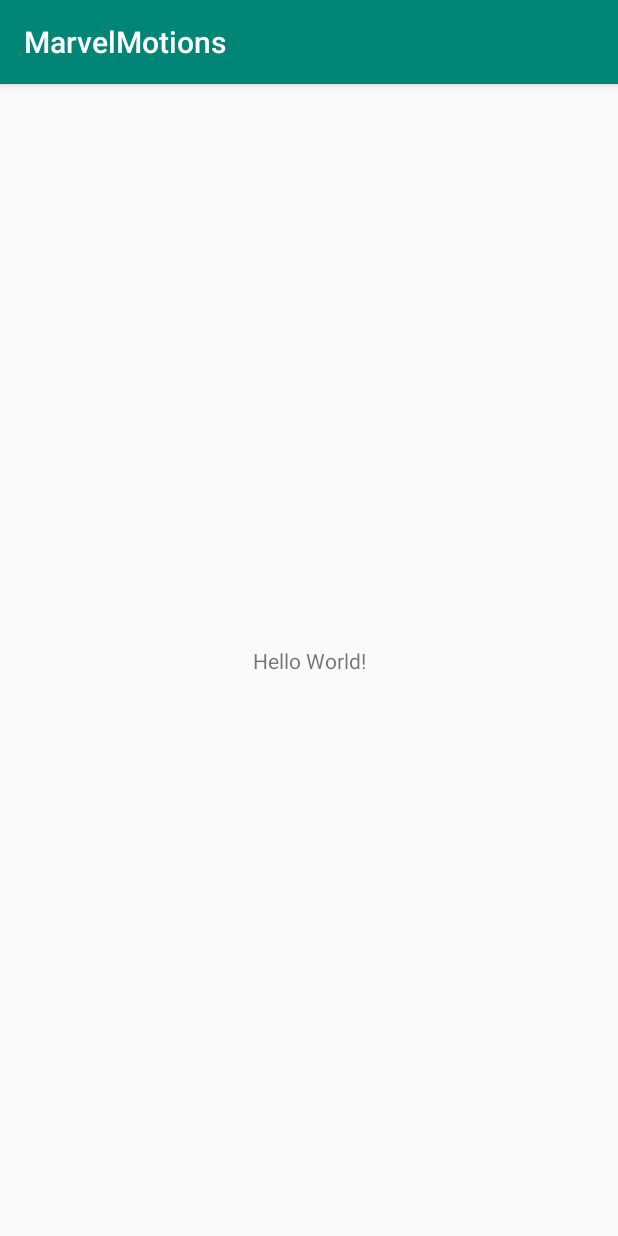
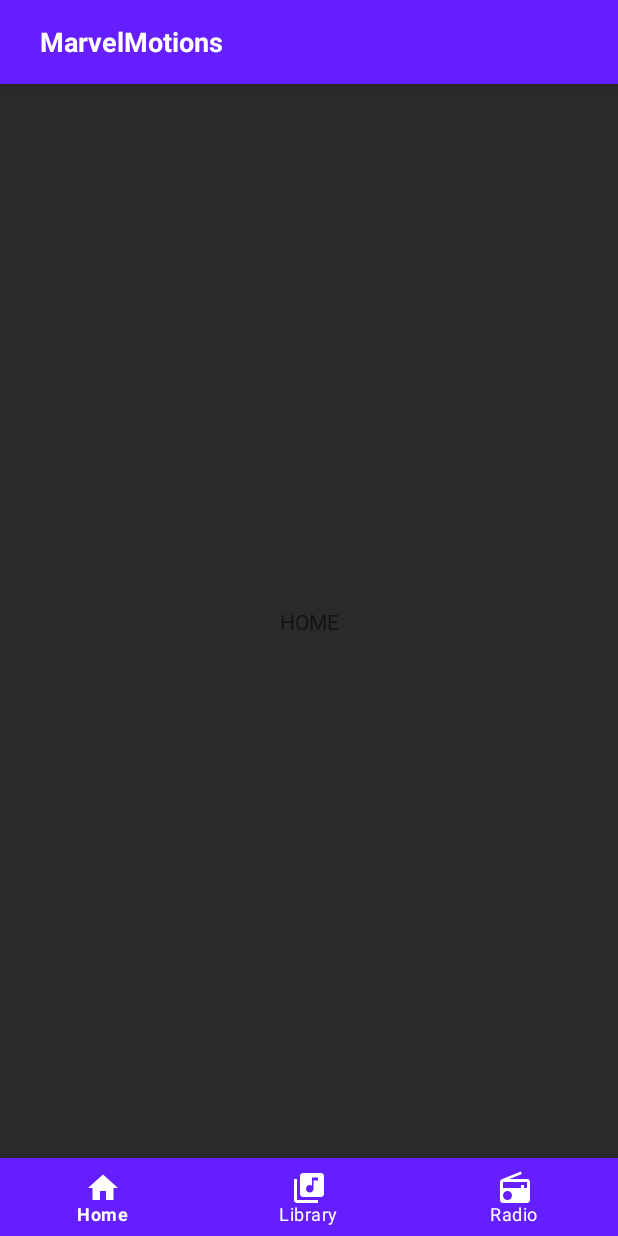
Before and after one commit to thxall92/MarvelMotions, an Android app: the screen it shows after launch (MainActivity), on a phone screen of 412 x 824 dp. Run offline under Robolectric (Android 15) with nearby library versions, the phone set to English and light mode, and no system bars; our stand-ins replace data binding.

Commit message:
connected viewpager with bottomnavigationview

```diff
--- a/app/src/main/java/com/thxallgrace/marvelmotions/MainActivity.kt
+++ b/app/src/main/java/com/thxallgrace/marvelmotions/MainActivity.kt
@@ -1,12 +1,20 @@
 package com.thxallgrace.marvelmotions
 
-import androidx.appcompat.app.AppCompatActivity
 import android.os.Bundle
+import com.thxallgrace.marvelmotions.base.DatabindingActivity
+import com.thxallgrace.marvelmotions.databinding.ActivityMainBinding
+import com.thxallgrace.marvelmotions.view.ui.main.MainPagerAdapter
 
-class MainActivity : AppCompatActivity() {
+class MainActivity : DatabindingActivity() {
+
+    private val binding : ActivityMainBinding by binding(R.layout.activity_main)
 
     override fun onCreate(savedInstanceState: Bundle?) {
         super.onCreate(savedInstanceState)
-        setContentView(R.layout.activity_main)
+
+        binding.apply {
+            pagerAdapter = MainPagerAdapter(supportFragmentManager)
+            navigation = mainBottomNavigation
+        }
     }
 }
--- /dev/null
+++ b/app/src/main/java/com/thxallgrace/marvelmotions/binding/ViewBinding.kt
@@ -0,0 +1,38 @@
+package com.thxallgrace.marvelmotions.binding
+
+import androidx.databinding.BindingAdapter
+import androidx.viewpager.widget.PagerAdapter
+import androidx.viewpager.widget.ViewPager
+import com.google.android.material.bottomnavigation.BottomNavigationView
+import com.thxallgrace.marvelmotions.R
+
+@BindingAdapter("bindNavigation")
+fun bindNavigation(view: ViewPager, navigationView: BottomNavigationView){
+    view.addOnPageChangeListener(object : ViewPager.OnPageChangeListener{
+        override fun onPageScrollStateChanged(state: Int) = Unit
+        override fun onPageScrolled(
+                position: Int,
+                positionOffset: Float,
+                positionOffsetPixels: Int
+        ) = Unit
+
+        override fun onPageSelected(position: Int) {
+            navigationView.menu.getItem(position).isChecked = true
+        }
+    })
+
+    navigationView.setOnNavigationItemSelectedListener {
+        when(it.itemId){
+            R.id.action_one -> view.currentItem = 0
+            R.id.action_two -> view.currentItem = 1
+            R.id.action_three -> view.currentItem = 2
+        }
+        true
+    }
+}
+
+@BindingAdapter("pagerAdapter")
+fun bindPagerAdapter(view: ViewPager, adapter: PagerAdapter){
+    view.adapter = adapter
+    view.offscreenPageLimit = 3
+}
--- /dev/null
+++ b/app/src/main/java/com/thxallgrace/marvelmotions/view/ui/main/HomeFragment.kt
@@ -0,0 +1,22 @@
+package com.thxallgrace.marvelmotions.view.ui.main
+
+import android.os.Bundle
+import android.view.LayoutInflater
+import android.view.View
+import android.view.ViewGroup
+import com.thxallgrace.marvelmotions.R
+import com.thxallgrace.marvelmotions.base.DatabindingFragment
+import com.thxallgrace.marvelmotions.databinding.FragmentHomeBinding
+
+class HomeFragment : DatabindingFragment() {
+
+    override fun onCreateView(
+            inflater: LayoutInflater,
+            container: ViewGroup?,
+            savedInstanceState: Bundle?
+    ): View? {
+        return binding<FragmentHomeBinding>(inflater, R.layout.fragment_home, container).apply {
+
+        }.root
+    }
+}
--- /dev/null
+++ b/app/src/main/java/com/thxallgrace/marvelmotions/view/ui/main/LibraryFragment.kt
@@ -0,0 +1,22 @@
+package com.thxallgrace.marvelmotions.view.ui.main
+
+import android.os.Bundle
+import android.view.LayoutInflater
+import android.view.View
+import android.view.ViewGroup
+import com.thxallgrace.marvelmotions.R
+import com.thxallgrace.marvelmotions.base.DatabindingFragment
+import com.thxallgrace.marvelmotions.databinding.FragmentLibraryBinding
+
+class LibraryFragment : DatabindingFragment() {
+
+    override fun onCreateView(
+            inflater: LayoutInflater,
+            container: ViewGroup?,
+            savedInstanceState: Bundle?
+    ): View? {
+        return binding<FragmentLibraryBinding>(inflater, R.layout.fragment_library, container).apply {
+
+        }.root
+    }
+}
--- /dev/null
+++ b/app/src/main/java/com/thxallgrace/marvelmotions/view/ui/main/MainPagerAdapter.kt
@@ -0,0 +1,20 @@
+package com.thxallgrace.marvelmotions.view.ui.main
+
+import androidx.fragment.app.Fragment
+import androidx.fragment.app.FragmentManager
+import androidx.fragment.app.FragmentPagerAdapter
+
+class MainPagerAdapter(fm : FragmentManager) :
+        FragmentPagerAdapter(fm, BEHAVIOR_RESUME_ONLY_CURRENT_FRAGMENT) {
+    // BEHAVIOR_RESUME_ONLY_CURRENT_FRAGMENT : 현재의 fragment 만 Lifecycle.State.RESUMED 상태에 있음을 나타냄.
+
+    override fun getItem(position: Int): Fragment {
+        return when(position){
+            0 -> HomeFragment()
+            1 -> LibraryFragment()
+            else -> RadioFragment()
+        }
+    }
+
+    override fun getCount(): Int = 3
+}
--- /dev/null
+++ b/app/src/main/java/com/thxallgrace/marvelmotions/view/ui/main/RadioFragment.kt
@@ -0,0 +1,22 @@
+package com.thxallgrace.marvelmotions.view.ui.main
+
+import android.os.Bundle
+import android.view.LayoutInflater
+import android.view.View
+import android.view.ViewGroup
+import com.thxallgrace.marvelmotions.R
+import com.thxallgrace.marvelmotions.base.DatabindingFragment
+import com.thxallgrace.marvelmotions.databinding.FragmentRadioBinding
+
+class RadioFragment : DatabindingFragment() {
+
+    override fun onCreateView(
+            inflater: LayoutInflater,
+            container: ViewGroup?,
+            savedInstanceState: Bundle?
+    ): View? {
+        return binding<FragmentRadioBinding>(inflater, R.layout.fragment_radio, container).apply {
+
+        }.root
+    }
+}
--- /dev/null
+++ b/app/src/main/res/drawable/ic_home.xml
@@ -0,0 +1,5 @@
+<vector android:height="24dp" android:tint="#FFFFFF"
+    android:viewportHeight="24.0" android:viewportWidth="24.0"
+    android:width="24dp" xmlns:android="http://schemas.android.com/apk/res/android">
+    <path android:fillColor="#FF000000" android:pathData="M10,20v-6h4v6h5v-8h3L12,3 2,12h3v8z"/>
+</vector>
--- /dev/null
+++ b/app/src/main/res/drawable/ic_library.xml
@@ -0,0 +1,5 @@
+<vector android:height="24dp" android:tint="#FFFFFF"
+    android:viewportHeight="24.0" android:viewportWidth="24.0"
+    android:width="24dp" xmlns:android="http://schemas.android.com/apk/res/android">
+    <path android:fillColor="#FF000000" android:pathData="M20,2L8,2c-1.1,0 -2,0.9 -2,2v12c0,1.1 0.9,2 2,2h12c1.1,0 2,-0.9 2,-2L22,4c0,-1.1 -0.9,-2 -2,-2zM18,7h-3v5.5c0,1.38 -1.12,2.5 -2.5,2.5S10,13.88 10,12.5s1.12,-2.5 2.5,-2.5c0.57,0 1.08,0.19 1.5,0.51L14,5h4v2zM4,6L2,6v14c0,1.1 0.9,2 2,2h14v-2L4,20L4,6z"/>
+</vector>
--- /dev/null
+++ b/app/src/main/res/drawable/ic_radio.xml
@@ -0,0 +1,5 @@
+<vector android:height="24dp" android:tint="#FFFFFF"
+    android:viewportHeight="24.0" android:viewportWidth="24.0"
+    android:width="24dp" xmlns:android="http://schemas.android.com/apk/res/android">
+    <path android:fillColor="#FF000000" android:pathData="M3.24,6.15C2.51,6.43 2,7.17 2,8v12c0,1.1 0.89,2 2,2h16c1.11,0 2,-0.9 2,-2L22,8c0,-1.11 -0.89,-2 -2,-2L8.3,6l8.26,-3.34L15.88,1 3.24,6.15zM7,20c-1.66,0 -3,-1.34 -3,-3s1.34,-3 3,-3 3,1.34 3,3 -1.34,3 -3,3zM20,12h-2v-2h-2v2L4,12L4,8h16v4z"/>
+</vector>
--- a/app/src/main/res/layout/activity_main.xml
+++ b/app/src/main/res/layout/activity_main.xml
@@ -1,19 +1,66 @@
 <?xml version="1.0" encoding="utf-8"?>
-<androidx.constraintlayout.widget.ConstraintLayout
-    xmlns:android="http://schemas.android.com/apk/res/android"
-    xmlns:tools="http://schemas.android.com/tools"
+<layout xmlns:android="http://schemas.android.com/apk/res/android"
     xmlns:app="http://schemas.android.com/apk/res-auto"
-    android:layout_width="match_parent"
-    android:layout_height="match_parent"
-    tools:context=".MainActivity">
+    xmlns:tools="http://schemas.android.com/tools">
 
-    <TextView
-        android:layout_width="wrap_content"
-        android:layout_height="wrap_content"
-        android:text="Hello World!"
-        app:layout_constraintBottom_toBottomOf="parent"
-        app:layout_constraintLeft_toLeftOf="parent"
-        app:layout_constraintRight_toRightOf="parent"
-        app:layout_constraintTop_toTopOf="parent" />
+    <data>
 
-</androidx.constraintlayout.widget.ConstraintLayout>
+         <variable
+            name="navigation"
+            type="com.google.android.material.bottomnavigation.BottomNavigationView" />
+
+        <variable
+            name="viewPager"
+            type="androidx.viewpager.widget.ViewPager" />
+
+        <variable
+            name="pagerAdapter"
+            type="com.thxallgrace.marvelmotions.view.ui.main.MainPagerAdapter" />
+
+    </data>
+
+    <androidx.constraintlayout.widget.ConstraintLayout
+        android:layout_width="match_parent"
+        android:layout_height="match_parent"
+        android:background="@color/background">
+
+        <com.google.android.material.appbar.AppBarLayout
+            android:id="@+id/appBarLayout"
+            android:layout_width="match_parent"
+            android:layout_height="wrap_content"
+            app:layout_constraintStart_toStartOf="parent"
+            app:layout_constraintEnd_toEndOf="parent"
+            app:layout_constraintTop_toTopOf="parent">
+
+            <include
+                android:id="@+id/main_toolbar"
+                layout="@layout/toolbar_home"/>
+
+        </com.google.android.material.appbar.AppBarLayout>
+
+        <androidx.viewpager.widget.ViewPager
+            android:id="@+id/main_viewpager"
+            android:layout_width="wrap_content"
+            android:layout_height="0dp"
+            bindNavigation="@{navigation}"
+            app:layout_constraintStart_toStartOf="parent"
+            app:layout_constraintEnd_toEndOf="parent"
+            app:layout_constraintTop_toBottomOf="@+id/appBarLayout"
+            app:layout_constraintBottom_toTopOf="@+id/main_bottom_navigation"
+            pagerAdapter="@{pagerAdapter}"/>
+
+        <com.google.android.material.bottomnavigation.BottomNavigationView
+            android:id="@+id/main_bottom_navigation"
+            android:layout_width="match_parent"
+            android:layout_height="52dp"
+            android:background="@color/colorPrimary"
+            app:itemBackground="@color/colorPrimary"
+            app:itemIconTint="@color/white"
+            app:itemTextColor="@color/white"
+            app:layout_constraintStart_toStartOf="parent"
+            app:layout_constraintEnd_toEndOf="parent"
+            app:layout_constraintBottom_toBottomOf="parent"
+            app:menu="@menu/menus" />
+
+    </androidx.constraintlayout.widget.ConstraintLayout>
+</layout>
--- /dev/null
+++ b/app/src/main/res/layout/fragment_home.xml
@@ -0,0 +1,24 @@
+<?xml version="1.0" encoding="utf-8"?>
+<layout xmlns:android="http://schemas.android.com/apk/res/android"
+    xmlns:app="http://schemas.android.com/apk/res-auto"
+    xmlns:tools="http://schemas.android.com/tools">
+
+    <data>
+
+    </data>
+
+    <androidx.constraintlayout.widget.ConstraintLayout
+        android:layout_width="match_parent"
+        android:layout_height="match_parent">
+
+        <TextView
+            android:layout_width="wrap_content"
+            android:layout_height="wrap_content"
+            android:text="HOME"
+            app:layout_constraintBottom_toBottomOf="parent"
+            app:layout_constraintEnd_toEndOf="parent"
+            app:layout_constraintStart_toStartOf="parent"
+            app:layout_constraintTop_toTopOf="parent" />
+
+    </androidx.constraintlayout.widget.ConstraintLayout>
+</layout>
--- /dev/null
+++ b/app/src/main/res/layout/fragment_library.xml
@@ -0,0 +1,24 @@
+<?xml version="1.0" encoding="utf-8"?>
+<layout xmlns:android="http://schemas.android.com/apk/res/android"
+    xmlns:app="http://schemas.android.com/apk/res-auto"
+    xmlns:tools="http://schemas.android.com/tools">
+
+    <data>
+
+    </data>
+
+    <androidx.constraintlayout.widget.ConstraintLayout
+        android:layout_width="match_parent"
+        android:layout_height="match_parent">
+
+        <TextView
+            android:layout_width="wrap_content"
+            android:layout_height="wrap_content"
+            android:text="LIBRARY"
+            app:layout_constraintBottom_toBottomOf="parent"
+            app:layout_constraintEnd_toEndOf="parent"
+            app:layout_constraintStart_toStartOf="parent"
+            app:layout_constraintTop_toTopOf="parent" />
+
+    </androidx.constraintlayout.widget.ConstraintLayout>
+</layout>
--- /dev/null
+++ b/app/src/main/res/layout/fragment_radio.xml
@@ -0,0 +1,24 @@
+<?xml version="1.0" encoding="utf-8"?>
+<layout xmlns:android="http://schemas.android.com/apk/res/android"
+    xmlns:app="http://schemas.android.com/apk/res-auto"
+    xmlns:tools="http://schemas.android.com/tools">
+
+    <data>
+
+    </data>
+
+    <androidx.constraintlayout.widget.ConstraintLayout
+        android:layout_width="match_parent"
+        android:layout_height="match_parent">
+
+        <TextView
+            android:layout_width="wrap_content"
+            android:layout_height="wrap_content"
+            android:text="RADIO"
+            app:layout_constraintBottom_toBottomOf="parent"
+            app:layout_constraintEnd_toEndOf="parent"
+            app:layout_constraintStart_toStartOf="parent"
+            app:layout_constraintTop_toTopOf="parent" />
+
+    </androidx.constraintlayout.widget.ConstraintLayout>
+</layout>
--- /dev/null
+++ b/app/src/main/res/layout/toolbar_home.xml
@@ -0,0 +1,16 @@
+<?xml version="1.0" encoding="utf-8"?>
+<androidx.appcompat.widget.Toolbar
+    xmlns:android="http://schemas.android.com/apk/res/android"
+    android:id="@+id/toolbar"
+    android:layout_width="match_parent"
+    android:layout_height="wrap_content"
+    android:background="@color/colorPrimary">
+
+    <TextView
+        android:id="@+id/toolbar_title"
+        style="@style/TextStyle"
+        android:layout_width="wrap_content"
+        android:layout_height="wrap_content"
+        android:maxEms="15"
+        android:text="@string/app_name" />
+</androidx.appcompat.widget.Toolbar>
--- /dev/null
+++ b/app/src/main/res/menu/menus.xml
@@ -0,0 +1,22 @@
+<?xml version="1.0" encoding="utf-8"?>
+<menu xmlns:android="http://schemas.android.com/apk/res/android"
+    xmlns:app="http://schemas.android.com/apk/res-auto">
+    <item
+        android:id="@+id/action_one"
+        android:enabled="true"
+        android:icon="@drawable/ic_home"
+        android:title="@string/menu_home"
+        app:showAsAction="ifRoom" />
+    <item
+        android:id="@+id/action_two"
+        android:enabled="true"
+        android:icon="@drawable/ic_library"
+        android:title="@string/menu_library"
+        app:showAsAction="ifRoom" />
+    <item
+        android:id="@+id/action_three"
+        android:enabled="true"
+        android:icon="@drawable/ic_radio"
+        android:title="@string/menu_radio"
+        app:showAsAction="ifRoom" />
+</menu>
--- a/app/src/main/res/values/colors.xml
+++ b/app/src/main/res/values/colors.xml
@@ -1,6 +1,25 @@
 <?xml version="1.0" encoding="utf-8"?>
 <resources>
-    <color name="colorPrimary">#008577</color>
-    <color name="colorPrimaryDark">#00574B</color>
-    <color name="colorAccent">#D81B60</color>
+    <color name="colorPrimary">#651FFF</color>
+    <color name="colorPrimaryDark">#6200EA</color>
+    <color name="colorAccent">#651FFF</color>
+    <color name="background">#2B292B</color>
+    <color name="background800">#424242</color>
+    <color name="background900">#212121</color>
+    <color name="white_56">#8effffff</color>
+    <color name="white_70">#b2ffffff</color>
+    <color name="white_87">#ddffffff</color>
+    <color name="white_93">#edf8f8f8</color>
+    <color name="white">#ffffffff</color>
+    <color name="skyBlue">#57A8D8</color>
+    <color name="yellow">#FBC02D</color>
+    <color name="md_yellow_100">#FFD600</color>
+    <color name="md_yellow_200">#FBC02D</color>
+    <color name="md_amber_700">#FFA000</color>
+    <color name="md_orange_100">#FFA726</color>
+    <color name="md_orange_200">#FF6D00</color>
+    <color name="md_green_100">#81C784</color>
+    <color name="md_green_200">#388E3C</color>
+    <color name="md_blue_100">#81D4fA</color>
+    <color name="md_blue_200">#0091EA</color>
 </resources>
--- a/app/src/main/res/values/strings.xml
+++ b/app/src/main/res/values/strings.xml
@@ -1,3 +1,9 @@
 <resources>
     <string name="app_name">MarvelMotions</string>
+    <string name="database">MarvelMotions.db</string>
+    <string name="menu_home">Home</string>
+    <string name="menu_library">Library</string>
+    <string name="menu_radio">Radio</string>
+    <string name="poster_transition">poster_shared_element_container</string>
+    <string name="plot">Plot</string>
 </resources>
--- a/app/src/main/res/values/styles.xml
+++ b/app/src/main/res/values/styles.xml
@@ -1,11 +1,30 @@
 <resources>
 
-    <!-- Base application theme. -->
-    <style name="AppTheme" parent="Theme.AppCompat.Light.DarkActionBar">
-        <!-- Customize your theme here. -->
+    <style name="AppTheme" parent="Theme.MaterialComponents.Light.NoActionBar">
         <item name="colorPrimary">@color/colorPrimary</item>
         <item name="colorPrimaryDark">@color/colorPrimaryDark</item>
         <item name="colorAccent">@color/colorAccent</item>
+        <item name="colorControlHighlight">@color/colorPrimary</item>
+        <item name="android:textColorPrimary">@android:color/white</item>
+    </style>
+
+    <style name="TextStyle" parent="@android:style/Widget.TextView">
+        <item name="android:textColor">@android:color/white</item>
+        <item name="android:gravity">center</item>
+        <item name="android:padding">10dp</item>
+        <item name="android:textStyle">bold</item>
+        <item name="android:textSize">18sp</item>
+    </style>
+
+    <style name="CircleImageStyle" parent="">
+        <item name="cornerFamily">rounded</item>
+        <item name="cornerSize">50%</item>
+    </style>
+
+    <style name="AppTheme.PopupOverlay" parent="ThemeOverlay.AppCompat.Light" />
+
+    <style name="CollapsedExpandedTitleText" parent="AppTheme">
+        <item name="android:textColor">@android:color/transparent</item>
     </style>
 
 </resources>
```
